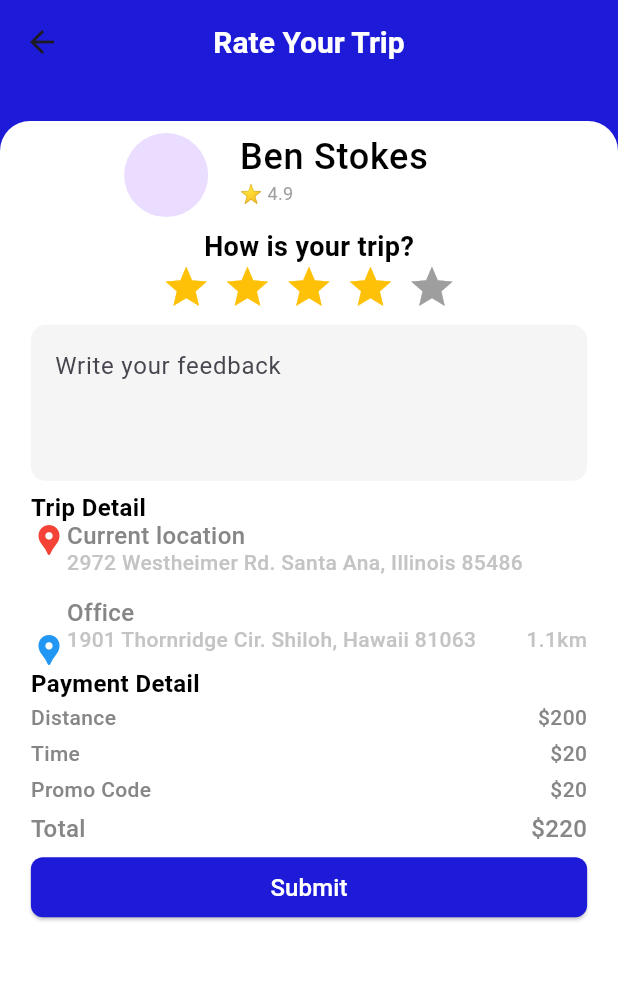
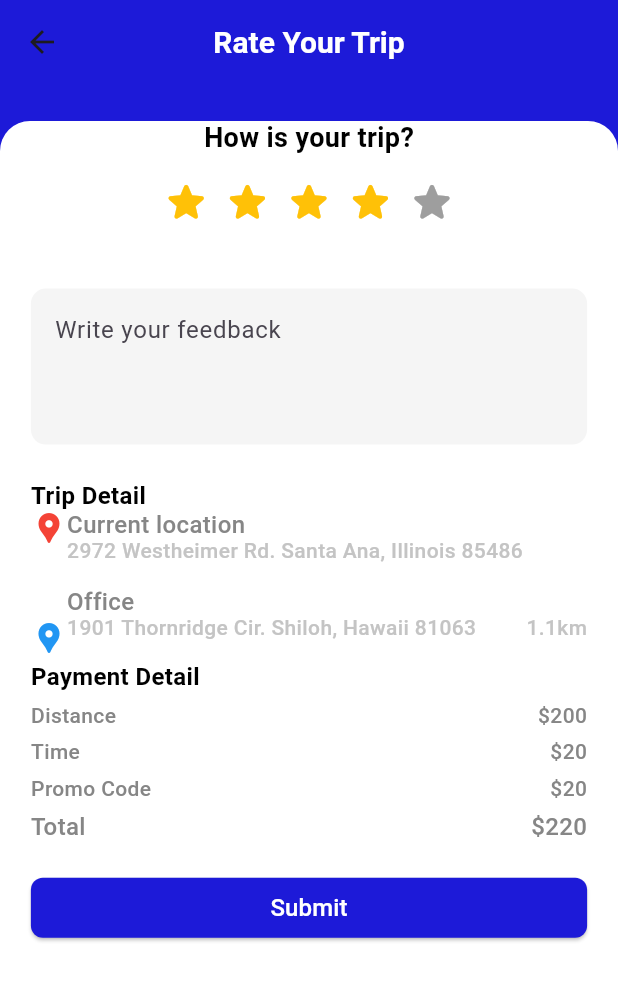
Before and after one commit to Youssef-Khorshed/TaxiGoUser, a Flutter app: the RateScreen screen opened by its route, on a phone screen of 412 x 824 dp. Shown: the top 981 px of the screen. Run offline on Flutter 3.47's test engine with Material 3 defaults, Android fonts, the phone set to English and light mode, and no system bars; drawn by our look-alikes of auto_size_text, flutter_rating_bar; our stand-ins replace dropdown_button2, firebase_core, flutter_svg, font_awesome_flutter, google_fonts, google_maps_flutter and 1 more; accounts and stored records are empty; generated files the repository leaves out were written again; Roboto replaces fonts that are missing (Cairo).

Commit message:
updating(rate - chat)

```diff
--- a/lib/Features/Chat/chat_widgets/custom_userMessage_chat.dart
+++ b/lib/Features/Chat/chat_widgets/custom_userMessage_chat.dart
@@ -46,7 +46,7 @@ class UserMessage extends StatelessWidget {
             style: isSentByUser
                 ? AppTextStyles.style16BlackW600
                     .copyWith(color: AppColors.whiteColor)
-                : AppTextStyles.style16BlackW600),
+                : AppTextStyles.style20WhiteW600),
       ),
     );
   }
--- a/lib/Features/HiringDriver/screens/Rating/rate.dart
+++ b/lib/Features/HiringDriver/screens/Rating/rate.dart
@@ -33,7 +33,6 @@ class RateScreen extends StatelessWidget {
         child: Column(
           children: [
             SizedBox(height: size.height * 0.03),
-
             // User Profile and Rating Section
             Stack(
               children: [
@@ -47,32 +46,12 @@ class RateScreen extends StatelessWidget {
                   child: Column(
                     crossAxisAlignment: CrossAxisAlignment.center,
                     children: [
-                      // Profile Image and Name
-                      Padding(
-                        padding:
-                            EdgeInsets.symmetric(horizontal: size.width * 0.1),
-                        child: ListTile(
-                          leading: CircleAvatar(
-                            radius: size.height * 0.04,
-                          ),
-                          title: AutoSizeText("Ben Stokes",
-                              style: AppTextStyles.style24BlackW500),
-                          subtitle: AutoSizeText(
-                            "⭐ 4.9",
-                            style: TextStyle(
-                              color: Colors.grey,
-                              fontSize: size.height * 0.014,
-                            ),
-                          ),
-                        ),
-                      ),
-                      verticalSpace(size.height * 0.001),
                       // Rating Stars
                       AutoSizeText(
                         "How is your trip?",
                         style: AppTextStyles.style18BlackW600,
                       ),
-                      verticalSpace(size.height * 0.001),
+                      verticalSpace(size.height * 0.02),
                       RatingBar.builder(
                         initialRating: 4,
                         minRating: 1,
@@ -82,12 +61,12 @@ class RateScreen extends StatelessWidget {
                         itemPadding:
                             const EdgeInsets.symmetric(horizontal: 4.0),
                         itemBuilder: (context, _) => const Icon(
-                          Icons.star,
+                          Icons.star_rounded,
                           color: Colors.amber,
                         ),
                         onRatingUpdate: (rating) {},
                       ),
-                      verticalSpace(size.height * 0.01),
+                      verticalSpace(size.height * 0.05),
                       // Feedback Box
                       TextField(
                         maxLines: 3,
@@ -101,7 +80,7 @@ class RateScreen extends StatelessWidget {
                           ),
                         ),
                       ),
-                      verticalSpace(size.height * 0.01),
+                      verticalSpace(size.height * 0.03),
                       Column(
                         crossAxisAlignment: CrossAxisAlignment.start,
                         children: [
@@ -161,12 +140,12 @@ class RateScreen extends StatelessWidget {
                             ],
                           ),
 
-                          verticalSpace(size.height * 0.001),
+                          verticalSpace(size.height * 0.005),
                           AutoSizeText(
                             'Payment Detail',
                             style: AppTextStyles.style16BlackW600,
                           ),
-                          verticalSpace(size.height * 0.001),
+                          verticalSpace(size.height * 0.005),
                           Column(
                             crossAxisAlignment: CrossAxisAlignment.start,
                             children: [
@@ -181,7 +160,9 @@ class RateScreen extends StatelessWidget {
                               ),
                             ],
                           ),
-                          verticalSpace(size.height * 0.002),
+                          verticalSpace(size.shortestSide >= 600
+                              ? size.height * 0.2
+                              : size.height * 0.02),
                           SizedBox(
                             width: double.infinity,
                             child: ElevatedButton(
```
Also changed, not shown: lib/Features/Chat/chat.dart (+25 -18 lines), lib/Features/Chat/chat_widgets/custom_messageInputBar_chat.dart (+5 -8 lines), lib/Features/Chat/chat_widgets/locationmessage.dart (+18 -10 lines), pubspec.lock, 4 other files.
